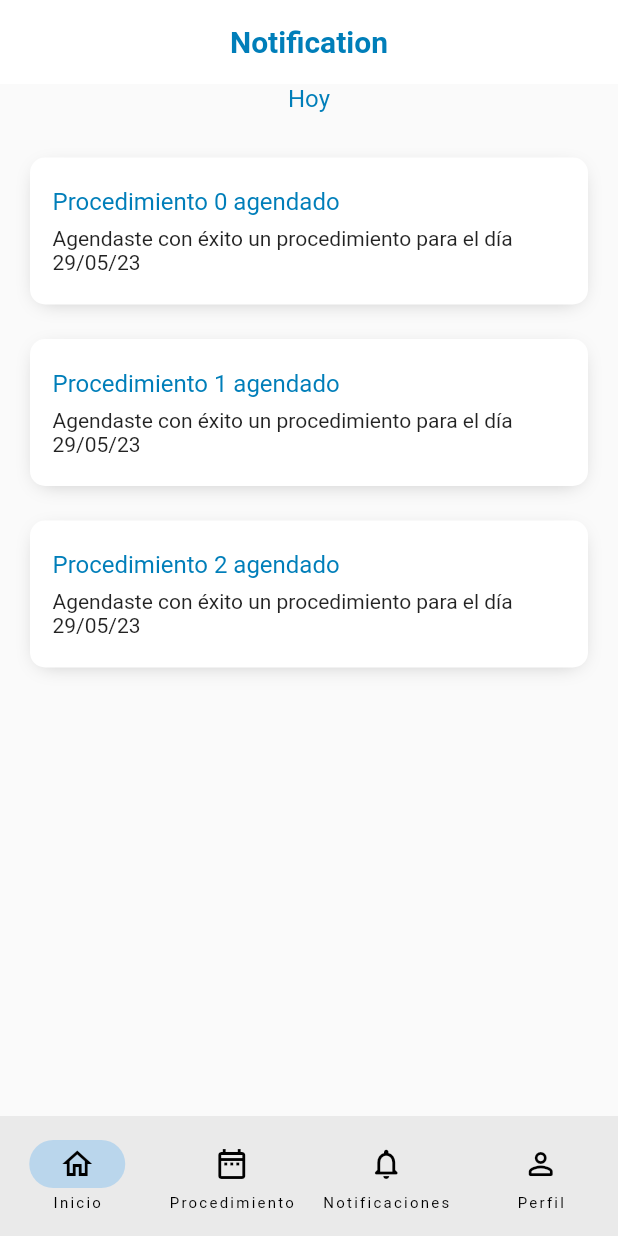
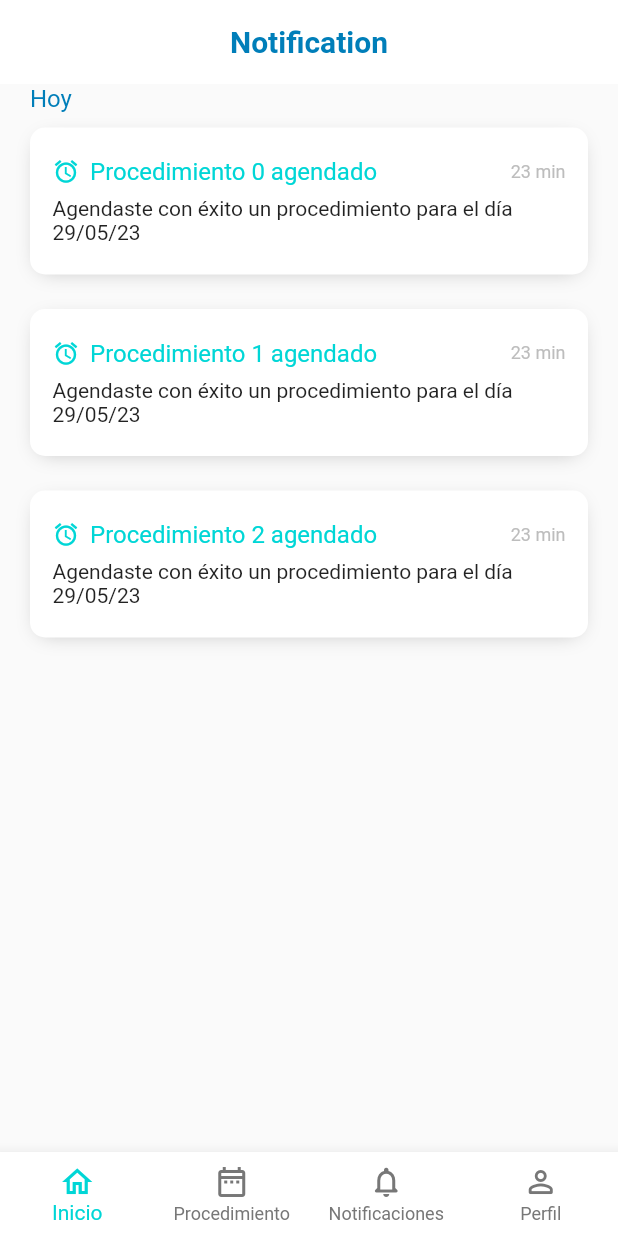
Before and after one commit to Carranza32/endolap_paciente_app, a Flutter app: the screen it shows after launch, swiped to page 3, on a phone screen of 412 x 824 dp. Run offline on Flutter 3.47's test engine with Material 2 defaults, Android fonts, the phone set to English and light mode, and no system bars; our stand-ins replace calendar_date_picker2, get; missing offline and left inert: animated_segmented_tab_control; statements that could not run were skipped.

Commit message:
notifications, profile & settings

```diff
--- a/lib/main.dart
+++ b/lib/main.dart
@@ -31,6 +31,7 @@ class MyApp extends StatelessWidget {
 						fontSize: 20,
 						fontWeight: FontWeight.w600,
 					),
+					foregroundColor: Color(0xff777777),
 					elevation: 0,
 				),
 			),
--- a/lib/src/screens/notifications_screen.dart
+++ b/lib/src/screens/notifications_screen.dart
@@ -13,15 +13,19 @@ class NotificationScreen extends StatelessWidget {
 					title: const Text('Notification'),
 				),
 				body: Column(
+					crossAxisAlignment: CrossAxisAlignment.start,
 					children: [
-						Text("Hoy", style: cardTitleStyle()),
-						const SizedBox(height: 10),
+						Padding(
+							padding: EdgeInsets.symmetric(horizontal: 20),
+							child: Text("Hoy", style: cardTitleStyle()),
+						),
 
-						ListView.builder(
+						Expanded(
+							child: ListView.builder(
 								physics: const NeverScrollableScrollPhysics(),
 								shrinkWrap: true,
 								itemCount: 3,
-							padding: const EdgeInsets.all(20),
+								padding: const EdgeInsets.symmetric(horizontal: 20, vertical: 10),
 								itemBuilder: (context, index) {
 									return Container(
 										padding: const EdgeInsets.symmetric(horizontal: 15, vertical: 20),
@@ -41,14 +45,29 @@ class NotificationScreen extends StatelessWidget {
 										child: Column(
 											crossAxisAlignment: CrossAxisAlignment.start,
 											children: [
-											Text('Procedimiento $index agendado', style: cardTitleStyle()),
+												Row(
+													mainAxisAlignment: MainAxisAlignment.spaceBetween,
+													children: [
+														Row(
+															children: [
+																Icon(Icons.alarm, color: const Color(0xff00d6d6), size: 18),
+																const SizedBox(width: 7),
+																Text('Procedimiento $index agendado', style: cardTitleStyle().copyWith(color: const Color(0xff00d6d6))),
+															],
+														),
+
+														Text("23 min", style: TextStyle(color: Colors.grey[400], fontSize: 12))
+													],
+												),
 												const SizedBox(height: 7),
 												const Text("Agendaste con éxito un procedimiento para el día 29/05/23")
 											],
 										),
 									);
 								}
+							),
 						)
+
 					],
 				),
 			)
--- a/lib/src/utils/router.dart
+++ b/lib/src/utils/router.dart
@@ -1,3 +1,4 @@
+import 'package:endolap_paciente_app/src/screens/settings_screen.dart';
 import 'package:get/get.dart';
 import '../screens/index.dart';
 
@@ -12,5 +13,9 @@ class Routes {
       name: '/new_procedure',
       page: () => const NewProcedureScreen(),
     ),
+		GetPage(
+			name: '/settings',
+			page: () => const SettingsScreen(),
+		),
 	];
 }
--- a/lib/src/widgets/navigation_widget.dart
+++ b/lib/src/widgets/navigation_widget.dart
@@ -9,23 +9,27 @@ class NavigationWidget extends StatelessWidget {
   Widget build(BuildContext context) {
 
     return GetBuilder<TabsController>(
-      builder: (controller) => NavigationBar(
-        selectedIndex: controller.currentIndex,
-        onDestinationSelected: (i) => controller.setCurrentIndex(i),
-        destinations: const [
-          NavigationDestination(
+      builder: (controller) => BottomNavigationBar(
+        currentIndex: controller.currentIndex,
+				onTap: (i) => controller.setCurrentIndex(i),
+				type: BottomNavigationBarType.fixed,
+				backgroundColor: Colors.white,
+				selectedItemColor: const Color(0xff00d6d6),
+				unselectedItemColor: const Color(0xff777777),
+        items: const [
+          BottomNavigationBarItem(
             icon: Icon(Icons.home_outlined),
             label: 'Inicio',
           ),
-          NavigationDestination(
+          BottomNavigationBarItem(
             icon: Icon(Icons.date_range_outlined),
             label: 'Procedimiento',
           ),
-          NavigationDestination(
+          BottomNavigationBarItem(
             icon: Icon(Icons.notifications_none_rounded),
             label: 'Notificaciones',
           ),
-          NavigationDestination(
+          BottomNavigationBarItem(
             icon: Icon(Icons.person_outline_rounded),
             label: 'Perfil',
           ),
```
Also changed, not shown: lib/src/controllers/ProfileController.dart (added, +18 -0 lines), lib/src/screens/profile_screen.dart (+29 -25 lines), lib/src/screens/settings_screen.dart (added, +84 -0 lines), lib/src/widgets/account_tab.dart (deleted, +0 -22 lines), lib/src/widgets/profile/account_tab_widget.dart (added, +49 -0 lines), lib/src/widgets/profile/medic_tab_widget.dart (added, +32 -0 lines), lib/src/widgets/profile/personal_data_tab_widget.dart (added, +51 -0 lines). Lines whose indentation alone changed are shown as unchanged.
